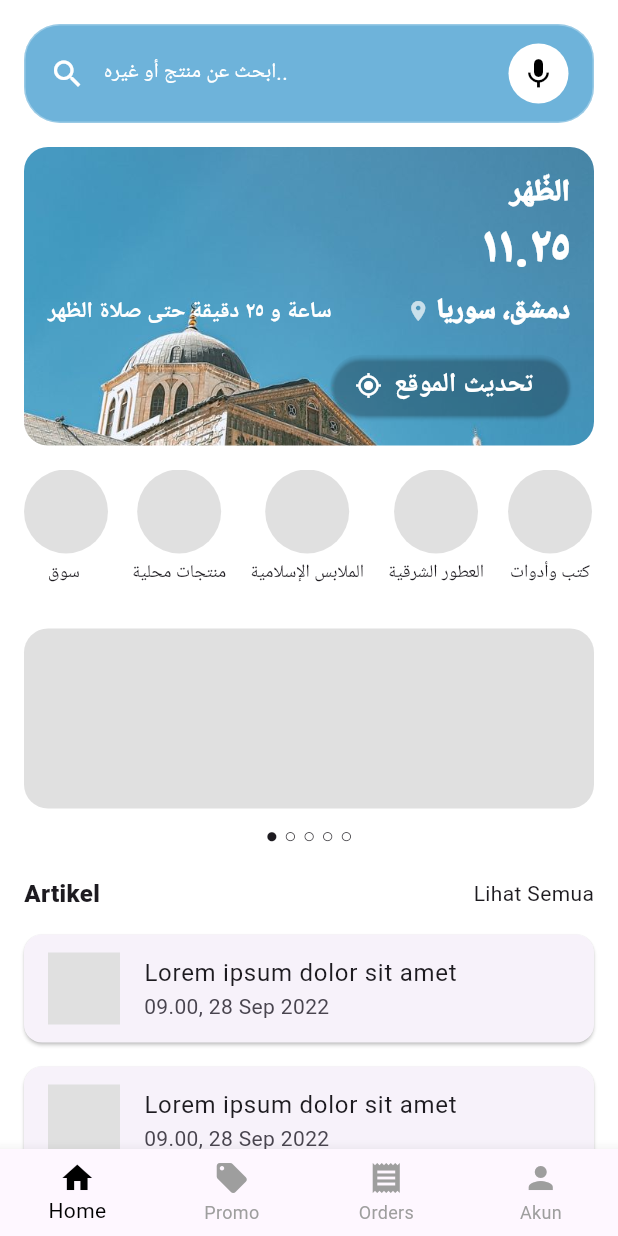
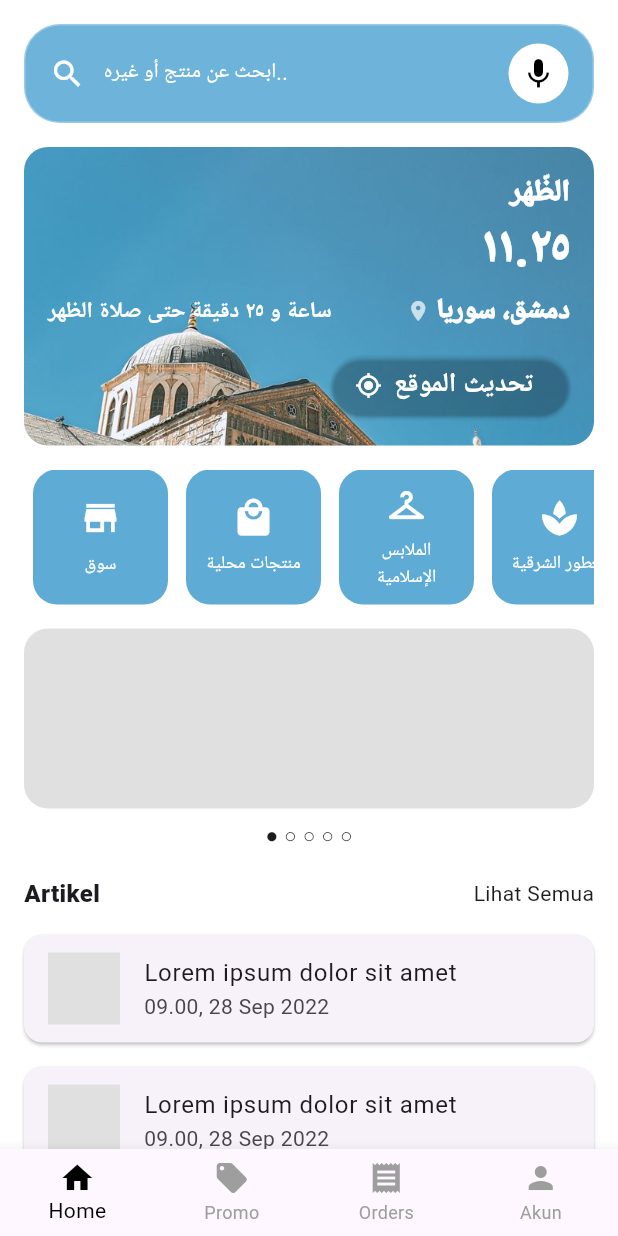
Before and after one commit to fared08/Manfa-apps, a Flutter app: the screen it shows after launch, on a phone screen of 412 x 824 dp. Run offline on Flutter 3.47's test engine with Material 3 defaults, Android fonts, the phone set to English and light mode, and no system bars.

Commit message:
fix grid

```diff
--- a/lib/home.dart
+++ b/lib/home.dart
@@ -160,15 +160,17 @@ class Home extends StatelessWidget {
             // 🧭 Menu horizontal
             SizedBox(
               height: 90,
-              child: ListView(
+              child: SingleChildScrollView(
                 scrollDirection: Axis.horizontal,
-                children: [
-                  menuItem("سوق "),
-                  menuItem("منتجات محلية"),
-                  menuItem("الملابس الإسلامية"),
-                  menuItem("العطور الشرقية"),
-                  menuItem("كتب وأدوات"),
-                ],
+                child: Row(
+                  children: [
+                    menuButton("سوق", Icons.store, () {}),
+                    menuButton("منتجات محلية", Icons.local_mall, () {}),
+                    menuButton("الملابس الإسلامية", Icons.checkroom, () {}),
+                    menuButton("العطور الشرقية", Icons.spa, () {}),
+                    menuButton("كتب وأدوات", Icons.menu_book, () {}),
+                  ],
+                ),
               ),
             ),
 
@@ -213,15 +215,46 @@ class Home extends StatelessWidget {
     );
   }
 
-  Widget menuItem(String label) {
-    return Padding(
-      padding: const EdgeInsets.only(right: 16),
-      child: Column(
-        children: [
-          CircleAvatar(backgroundColor: Colors.grey[300], radius: 28),
-          const SizedBox(height: 4),
-          Text(label, style: const TextStyle(fontSize: 12)),
-        ],
+  // Widget menuItem(String label) {
+  //   return Padding(
+  //     padding: const EdgeInsets.only(right: 16),
+  //     child: Column(
+  //       children: [
+  //         CircleAvatar(backgroundColor: Colors.grey[300], radius: 28),
+  //         const SizedBox(height: 4),
+  //         Text(label, style: const TextStyle(fontSize: 12)),
+  //       ],
+  //     ),
+  //   );
+  // }
+
+  Widget menuButton(String label, IconData icon, VoidCallback onTap) {
+    return Container(
+      width: 90, // Lebar tombol
+      height: 90, // Tinggi tombol
+      margin: const EdgeInsets.symmetric(horizontal: 6),
+      child: TextButton(
+        onPressed: onTap,
+        style: TextButton.styleFrom(
+          backgroundColor: const Color(0xFF5EABD6),
+          shape: RoundedRectangleBorder(
+            borderRadius: BorderRadius.circular(16),
+          ),
+          padding: const EdgeInsets.all(8),
+        ),
+        child: Column(
+          mainAxisAlignment: MainAxisAlignment.center,
+          children: [
+            Icon(icon, size: 28, color: Colors.white),
+            const SizedBox(height: 8),
+            Text(
+              label,
+              textAlign: TextAlign.center,
+              textDirection: TextDirection.rtl,
+              style: const TextStyle(fontSize: 12, color: Colors.white),
+            ),
+          ],
+        ),
       ),
     );
   }
```
